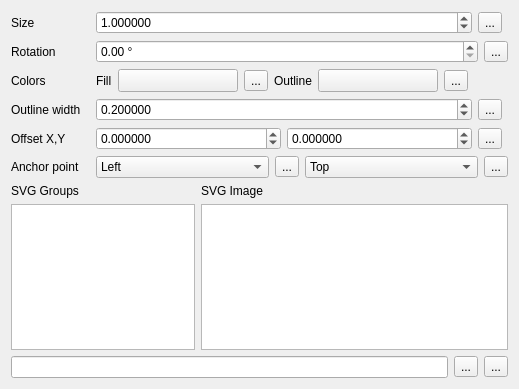
Above: src/ui/symbollayer/widget_svgmarker.ui from carsmie/QGIS before the change. Below: the same form after it.
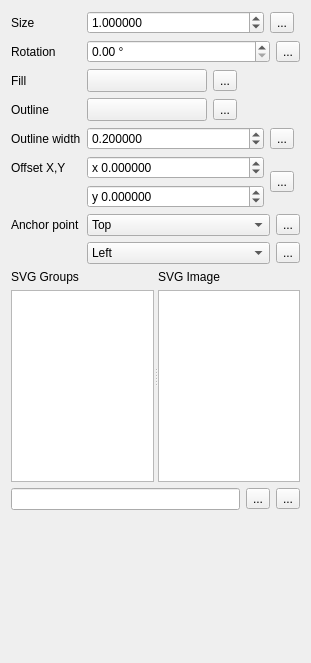
That is the form after the change. Custom widgets are drawn as their Qt base class.

Patch:
```diff
--- a/src/ui/symbollayer/widget_svgmarker.ui
+++ b/src/ui/symbollayer/widget_svgmarker.ui
@@ -6,40 +6,48 @@
    <rect>
     <x>0</x>
     <y>0</y>
-    <width>519</width>
-    <height>389</height>
+    <width>311</width>
+    <height>663</height>
    </rect>
   </property>
   <property name="windowTitle">
    <string>Form</string>
   </property>
-  <layout class="QGridLayout" name="gridLayout_2">
-   <item row="0" column="0" colspan="2">
-    <layout class="QGridLayout" name="gridLayout">
-     <item row="4" column="1">
-      <layout class="QHBoxLayout" name="horizontalLayout_5">
+  <layout class="QFormLayout" name="formLayout">
+   <item row="0" column="0">
+    <widget class="QLabel" name="label_2">
+     <property name="sizePolicy">
+      <sizepolicy hsizetype="MinimumExpanding" vsizetype="Preferred">
+       <horstretch>0</horstretch>
+       <verstretch>0</verstretch>
+      </sizepolicy>
+     </property>
+     <property name="text">
+      <string>Size</string>
+     </property>
+    </widget>
+   </item>
+   <item row="0" column="1">
+    <layout class="QHBoxLayout" name="horizontalLayout_4">
        <item>
-        <widget class="QgsDoubleSpinBox" name="mBorderWidthSpinBox">
+      <widget class="QgsDoubleSpinBox" name="spinSize">
          <property name="sizePolicy">
-          <sizepolicy hsizetype="Minimum" vsizetype="Fixed">
-           <horstretch>1</horstretch>
+        <sizepolicy hsizetype="MinimumExpanding" vsizetype="Fixed">
+         <horstretch>0</horstretch>
            <verstretch>0</verstretch>
           </sizepolicy>
          </property>
-         <property name="specialValueText">
-          <string>No outline</string>
-         </property>
          <property name="decimals">
           <number>6</number>
          </property>
          <property name="maximum">
-          <double>999999999.999999046325684</double>
+        <double>100000.000000000000000</double>
          </property>
          <property name="singleStep">
           <double>0.200000000000000</double>
          </property>
          <property name="value">
-          <double>0.200000000000000</double>
+        <double>1.000000000000000</double>
          </property>
          <property name="showClearButton" stdset="0">
           <bool>false</bool>
@@ -47,7 +55,7 @@
         </widget>
        </item>
        <item>
-        <widget class="QgsDataDefinedButton" name="mBorderWidthDDBtn">
+      <widget class="QgsDataDefinedButton" name="mSizeDDBtn">
          <property name="text">
           <string>...</string>
          </property>
@@ -65,9 +73,41 @@
        </item>
       </layout>
      </item>
-     <item row="3" column="1">
-      <layout class="QHBoxLayout" name="horizontalLayout_3">
+   <item row="1" column="0">
+    <widget class="QLabel" name="label_3">
+     <property name="text">
+      <string>Rotation</string>
+     </property>
+    </widget>
+   </item>
+   <item row="1" column="1">
+    <layout class="QHBoxLayout" name="horizontalLayout_7">
        <item>
+      <widget class="QgsDoubleSpinBox" name="spinAngle">
+       <property name="suffix">
+        <string> °</string>
+       </property>
+       <property name="decimals">
+        <number>2</number>
+       </property>
+       <property name="maximum">
+        <double>360.000000000000000</double>
+       </property>
+       <property name="singleStep">
+        <double>0.500000000000000</double>
+       </property>
+      </widget>
+     </item>
+     <item>
+      <widget class="QgsDataDefinedButton" name="mAngleDDBtn">
+       <property name="text">
+        <string>...</string>
+       </property>
+      </widget>
+     </item>
+    </layout>
+   </item>
+   <item row="2" column="0">
         <widget class="QLabel" name="label_6">
          <property name="sizePolicy">
           <sizepolicy hsizetype="Maximum" vsizetype="Preferred">
@@ -80,6 +120,8 @@
          </property>
         </widget>
        </item>
+   <item row="2" column="1">
+    <layout class="QHBoxLayout" name="horizontalLayout_3">
        <item>
         <widget class="QgsColorButtonV2" name="mChangeColorButton">
          <property name="minimumSize">
@@ -107,6 +149,21 @@
         </widget>
        </item>
        <item>
+      <spacer name="horizontalSpacer">
+       <property name="orientation">
+        <enum>Qt::Horizontal</enum>
+       </property>
+       <property name="sizeHint" stdset="0">
+        <size>
+         <width>40</width>
+         <height>20</height>
+        </size>
+       </property>
+      </spacer>
+     </item>
+    </layout>
+   </item>
+   <item row="3" column="0">
         <widget class="QLabel" name="mBorderColorLabel">
          <property name="sizePolicy">
           <sizepolicy hsizetype="Maximum" vsizetype="Preferred">
@@ -119,6 +176,8 @@
          </property>
         </widget>
        </item>
+   <item row="3" column="1">
+    <layout class="QHBoxLayout" name="horizontalLayout_8">
        <item>
         <widget class="QgsColorButtonV2" name="mChangeBorderColorButton">
          <property name="minimumSize">
@@ -146,7 +205,7 @@
         </widget>
        </item>
        <item>
-        <spacer name="horizontalSpacer">
+      <spacer name="horizontalSpacer_2">
          <property name="orientation">
           <enum>Qt::Horizontal</enum>
          </property>
@@ -160,23 +219,72 @@
        </item>
       </layout>
      </item>
-     <item row="3" column="0">
-      <widget class="QLabel" name="mColorLabel">
+   <item row="4" column="0">
+    <widget class="QLabel" name="mBorderWidthLabel">
        <property name="text">
-        <string>Colors</string>
+      <string>Outline width</string>
        </property>
       </widget>
      </item>
-     <item row="6" column="0">
-      <widget class="QLabel" name="mAnchorPointLabel">
+   <item row="4" column="1">
+    <layout class="QHBoxLayout" name="horizontalLayout_5">
+     <item>
+      <widget class="QgsDoubleSpinBox" name="mBorderWidthSpinBox">
+       <property name="sizePolicy">
+        <sizepolicy hsizetype="Minimum" vsizetype="Fixed">
+         <horstretch>1</horstretch>
+         <verstretch>0</verstretch>
+        </sizepolicy>
+       </property>
+       <property name="specialValueText">
+        <string>No outline</string>
+       </property>
+       <property name="decimals">
+        <number>6</number>
+       </property>
+       <property name="maximum">
+        <double>999999999.999999046325684</double>
+       </property>
+       <property name="singleStep">
+        <double>0.200000000000000</double>
+       </property>
+       <property name="value">
+        <double>0.200000000000000</double>
+       </property>
+       <property name="showClearButton" stdset="0">
+        <bool>false</bool>
+       </property>
+      </widget>
+     </item>
+     <item>
+      <widget class="QgsDataDefinedButton" name="mBorderWidthDDBtn">
        <property name="text">
-        <string>Anchor point</string>
+        <string>...</string>
+       </property>
+      </widget>
+     </item>
+     <item>
+      <widget class="QgsUnitSelectionWidget" name="mBorderWidthUnitWidget" native="true">
+       <property name="minimumSize">
+        <size>
+         <width>0</width>
+         <height>0</height>
+        </size>
+       </property>
+      </widget>
+     </item>
+    </layout>
+   </item>
+   <item row="5" column="0">
+    <widget class="QLabel" name="label_4">
+     <property name="text">
+      <string>Offset X,Y</string>
        </property>
       </widget>
      </item>
      <item row="5" column="1">
-      <layout class="QHBoxLayout" name="horizontalLayout">
-       <item>
+    <layout class="QGridLayout" name="gridLayout">
+     <item row="0" column="0">
         <widget class="QgsDoubleSpinBox" name="spinOffsetX">
          <property name="sizePolicy">
           <sizepolicy hsizetype="Minimum" vsizetype="Fixed">
@@ -184,6 +292,9 @@
            <verstretch>0</verstretch>
           </sizepolicy>
          </property>
+       <property name="prefix">
+        <string>x </string>
+       </property>
          <property name="decimals">
           <number>6</number>
          </property>
@@ -198,7 +309,7 @@
          </property>
         </widget>
        </item>
-       <item>
+     <item row="1" column="0">
         <widget class="QgsDoubleSpinBox" name="spinOffsetY">
          <property name="sizePolicy">
           <sizepolicy hsizetype="Minimum" vsizetype="Fixed">
@@ -206,6 +317,9 @@
            <verstretch>0</verstretch>
           </sizepolicy>
          </property>
+       <property name="prefix">
+        <string>y </string>
+       </property>
          <property name="decimals">
           <number>6</number>
          </property>
@@ -220,6 +334,8 @@
          </property>
         </widget>
        </item>
+     <item row="0" column="1" rowspan="2">
+      <layout class="QHBoxLayout" name="horizontalLayout">
        <item>
         <widget class="QgsDataDefinedButton" name="mOffsetDDBtn">
          <property name="text">
@@ -239,41 +355,17 @@
        </item>
       </layout>
      </item>
-     <item row="4" column="0">
-      <widget class="QLabel" name="mBorderWidthLabel">
+    </layout>
+   </item>
+   <item row="6" column="0">
+    <widget class="QLabel" name="mAnchorPointLabel">
        <property name="text">
-        <string>Outline width</string>
+      <string>Anchor point</string>
        </property>
       </widget>
      </item>
      <item row="6" column="1">
       <layout class="QHBoxLayout" name="horizontalLayout_6">
-       <item>
-        <widget class="QComboBox" name="mHorizontalAnchorComboBox">
-         <item>
-          <property name="text">
-           <string>Left</string>
-          </property>
-         </item>
-         <item>
-          <property name="text">
-           <string>HCenter</string>
-          </property>
-         </item>
-         <item>
-          <property name="text">
-           <string>Right</string>
-          </property>
-         </item>
-        </widget>
-       </item>
-       <item>
-        <widget class="QgsDataDefinedButton" name="mHorizontalAnchorDDBtn">
-         <property name="text">
-          <string>...</string>
-         </property>
-        </widget>
-       </item>
        <item>
         <widget class="QComboBox" name="mVerticalAnchorComboBox">
          <item>
@@ -302,92 +394,29 @@
        </item>
       </layout>
      </item>
-     <item row="0" column="0">
-      <widget class="QLabel" name="label_2">
-       <property name="sizePolicy">
-        <sizepolicy hsizetype="MinimumExpanding" vsizetype="Preferred">
-         <horstretch>0</horstretch>
-         <verstretch>0</verstretch>
-        </sizepolicy>
-       </property>
-       <property name="text">
-        <string>Size</string>
-       </property>
-      </widget>
-     </item>
-     <item row="0" column="1">
-      <layout class="QHBoxLayout" name="horizontalLayout_4">
+   <item row="7" column="1">
+    <layout class="QHBoxLayout" name="horizontalLayout_9">
        <item>
-        <widget class="QgsDoubleSpinBox" name="spinSize">
-         <property name="sizePolicy">
-          <sizepolicy hsizetype="MinimumExpanding" vsizetype="Fixed">
-           <horstretch>0</horstretch>
-           <verstretch>0</verstretch>
-          </sizepolicy>
-         </property>
-         <property name="decimals">
-          <number>6</number>
-         </property>
-         <property name="maximum">
-          <double>100000.000000000000000</double>
-         </property>
-         <property name="singleStep">
-          <double>0.200000000000000</double>
-         </property>
-         <property name="value">
-          <double>1.000000000000000</double>
-         </property>
-         <property name="showClearButton" stdset="0">
-          <bool>false</bool>
-         </property>
-        </widget>
-       </item>
+      <widget class="QComboBox" name="mHorizontalAnchorComboBox">
        <item>
-        <widget class="QgsDataDefinedButton" name="mSizeDDBtn">
          <property name="text">
-          <string>...</string>
-         </property>
-        </widget>
+         <string>Left</string>
+        </property>
        </item>
        <item>
-        <widget class="QgsUnitSelectionWidget" name="mSizeUnitWidget" native="true">
-         <property name="minimumSize">
-          <size>
-           <width>0</width>
-           <height>0</height>
-          </size>
-         </property>
-        </widget>
-       </item>
-      </layout>
-     </item>
-     <item row="5" column="0">
-      <widget class="QLabel" name="label_4">
        <property name="text">
-        <string>Offset X,Y</string>
-       </property>
-      </widget>
-     </item>
-     <item row="1" column="1">
-      <layout class="QHBoxLayout" name="horizontalLayout_7">
+         <string>HCenter</string>
+        </property>
+       </item>
        <item>
-        <widget class="QgsDoubleSpinBox" name="spinAngle">
-         <property name="suffix">
-          <string> °</string>
-         </property>
-         <property name="decimals">
-          <number>2</number>
-         </property>
-         <property name="maximum">
-          <double>360.000000000000000</double>
-         </property>
-         <property name="singleStep">
-          <double>0.500000000000000</double>
-         </property>
+        <property name="text">
+         <string>Right</string>
+        </property>
+       </item>
         </widget>
        </item>
        <item>
-        <widget class="QgsDataDefinedButton" name="mAngleDDBtn">
+      <widget class="QgsDataDefinedButton" name="mHorizontalAnchorDDBtn">
          <property name="text">
           <string>...</string>
          </property>
@@ -395,30 +424,21 @@
        </item>
       </layout>
      </item>
-     <item row="1" column="0">
-      <widget class="QLabel" name="label_3">
-       <property name="text">
-        <string>Rotation</string>
-       </property>
-      </widget>
-     </item>
-    </layout>
-   </item>
-   <item row="1" column="0">
+   <item row="8" column="0" colspan="2">
+    <widget class="QSplitter" name="splitter">
+     <property name="orientation">
+      <enum>Qt::Horizontal</enum>
+     </property>
+     <widget class="QWidget" name="">
+      <layout class="QVBoxLayout" name="verticalLayout_3">
+       <item>
     <widget class="QLabel" name="label_5">
      <property name="text">
       <string>SVG Groups</string>
      </property>
     </widget>
    </item>
-   <item row="1" column="1">
-    <widget class="QLabel" name="label">
-     <property name="text">
-      <string>SVG Image</string>
-     </property>
-    </widget>
-   </item>
-   <item row="2" column="0">
+       <item>
     <widget class="QTreeView" name="viewGroups">
      <property name="sizePolicy">
       <sizepolicy hsizetype="Expanding" vsizetype="Expanding">
@@ -428,7 +448,18 @@
      </property>
     </widget>
    </item>
-   <item row="2" column="1">
+      </layout>
+     </widget>
+     <widget class="QWidget" name="">
+      <layout class="QVBoxLayout" name="verticalLayout_2">
+       <item>
+        <widget class="QLabel" name="label">
+         <property name="text">
+          <string>SVG Image</string>
+         </property>
+        </widget>
+       </item>
+       <item>
     <widget class="QListView" name="viewImages">
      <property name="sizePolicy">
       <sizepolicy hsizetype="Expanding" vsizetype="Expanding">
@@ -474,7 +505,11 @@
      </property>
     </widget>
    </item>
-   <item row="3" column="0" colspan="2">
+      </layout>
+     </widget>
+    </widget>
+   </item>
+   <item row="9" column="0" colspan="2">
     <layout class="QHBoxLayout" name="horizontalLayout_2">
      <item>
       <widget class="QLineEdit" name="mFileLineEdit"/>
```
Left out of the diff: 14 changed lines with no effect on the pictures. Lines whose indentation alone changed are shown as unchanged.
